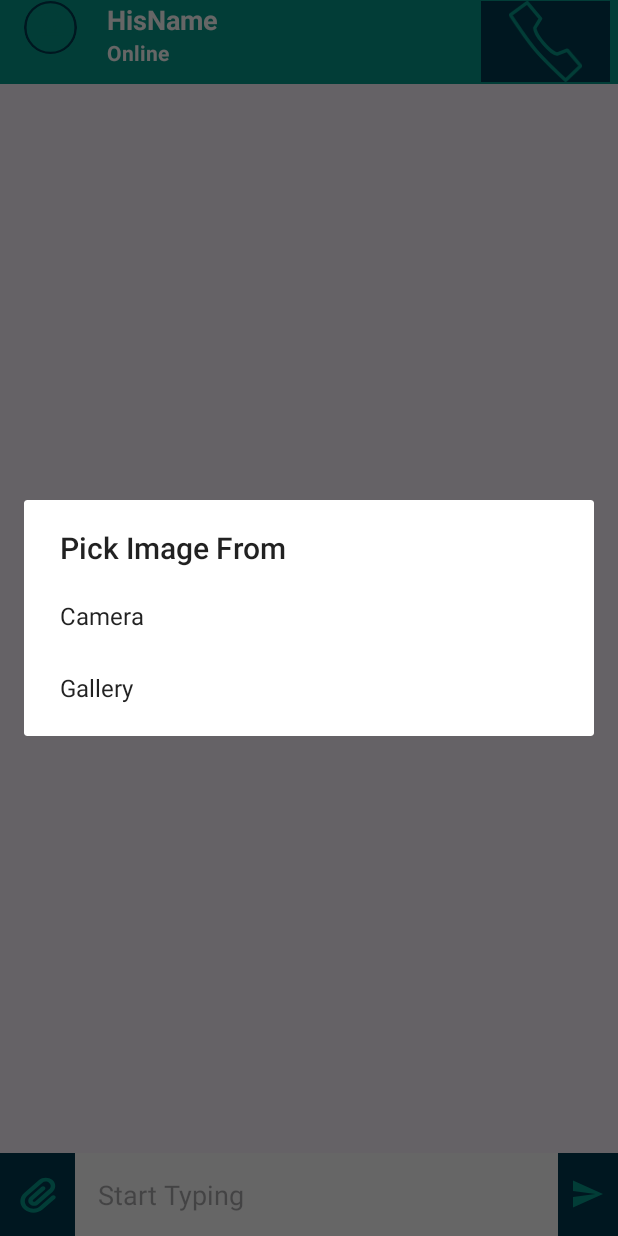
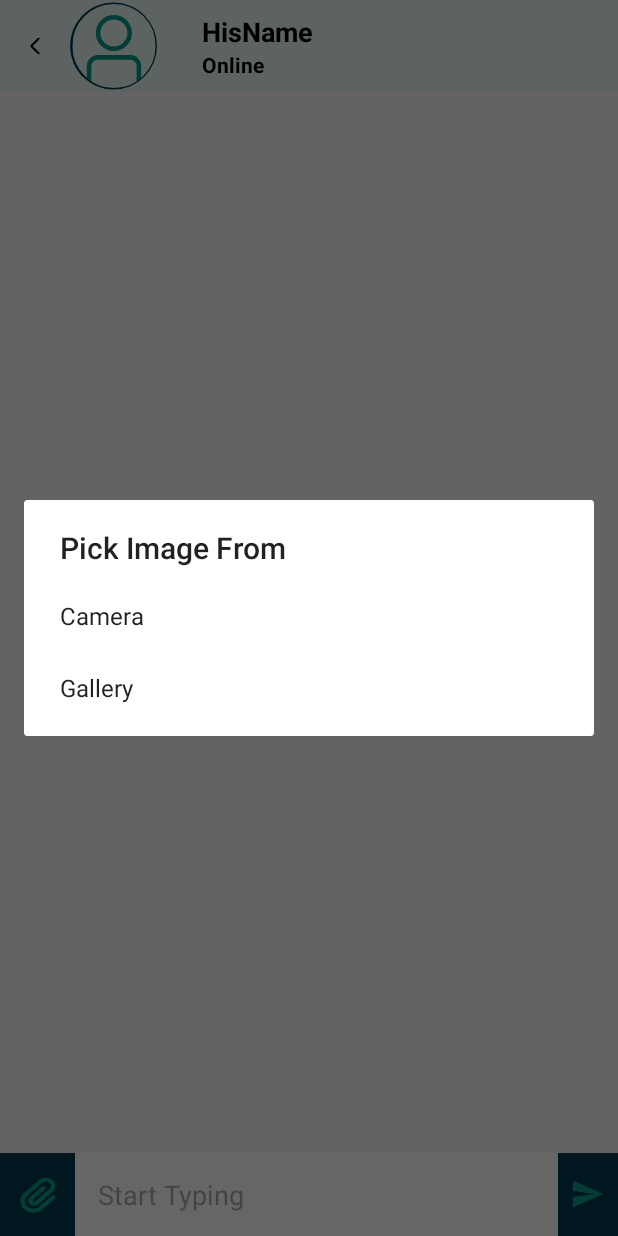
Before and after one commit to guillaume-rce/FitMap, an Android app: the ChatActivity screen opened directly, with no data from a screen before it, after a tap on an icon or button, on a phone screen of 412 x 824 dp. Run offline under Robolectric (Android 15) with nearby library versions, the light colour scheme and no system bars; our stand-ins replace CircleImageView, Firebase (no records; nobody signed in at launch, a user with empty details on screens opened directly); pictures from the network do not load.

Commit message:
amelioration des icones

```diff
--- a/app/src/main/java/com/oniverse/fitmap/ChatActivity.java
+++ b/app/src/main/java/com/oniverse/fitmap/ChatActivity.java
@@ -58,7 +58,7 @@ import java.util.List;
 public class ChatActivity extends AppCompatActivity {
     Toolbar toolbar;
     RecyclerView recyclerView;
-    ImageView profile, block;
+    ImageView profile;
     TextView name, userstatus;
     EditText msg;
     ImageButton send, attach;
@@ -78,7 +78,6 @@ public class ChatActivity extends AppCompatActivity {
     FirebaseDatabase firebaseDatabase;
     DatabaseReference users;
     boolean notify = false;
-    boolean isBlocked = false;
 
     @Override
     protected void onCreate(Bundle savedInstanceState) {
@@ -93,7 +92,6 @@ public class ChatActivity extends AppCompatActivity {
         msg = findViewById(R.id.messaget);
         send = findViewById(R.id.sendmsg);
         attach = findViewById(R.id.attachbtn);
-        block = findViewById(R.id.block);
         LinearLayoutManager linearLayoutManager = new LinearLayoutManager(this);
         linearLayoutManager.setStackFromEnd(true);
         recyclerView = findViewById(R.id.chatrecycle);
--- a/app/src/main/java/com/oniverse/fitmap/adapter/AdapterChatList.java
+++ b/app/src/main/java/com/oniverse/fitmap/adapter/AdapterChatList.java
@@ -75,7 +75,7 @@ public class AdapterChatList extends RecyclerView.Adapter<AdapterChatList.Myhold
         String username = usersList.get(position).getName();
         String lastmess = lastMessageMap.get(hisuid);
         holder.name.setText(username);
-        holder.block.setImageResource(R.drawable.ic_phone);
+        holder.block.setImageResource(R.drawable.unlock);
 
         // if no last message then Hide the layout
         if (lastmess == null || lastmess.equals("default")) {
--- a/app/src/main/java/com/oniverse/fitmap/models/ChatListFragment.java
+++ b/app/src/main/java/com/oniverse/fitmap/models/ChatListFragment.java
@@ -67,7 +67,7 @@ public class ChatListFragment extends Fragment {
                 // Lancez une nouvelle activité ou un fragment pour la conversation
                 // Vous devez remplacer "UID_DU_NOUVEL_INTERLOCUTEUR" par l'UID réel de l'interlocuteur
                 Intent intent = new Intent(getActivity(), ChatActivity.class);
-                intent.putExtra("uid", "3fkv4QILpNetKL0OH0lrpmB7iFI3");
+                intent.putExtra("uid", "6uMHqSXKgeM3QVQunehySeO26Iy1");
                 startActivity(intent);
             }
         });
--- a/app/src/main/res/layout/activity_chat.xml
+++ b/app/src/main/res/layout/activity_chat.xml
@@ -8,71 +8,16 @@
     android:backgroundTint="@color/background_tint"
     tools:context=".ChatActivity">
 
-    <androidx.appcompat.widget.Toolbar
+    <include
         android:id="@+id/toolbar"
+        layout="@layout/chat_banner"
         android:layout_width="match_parent"
-        android:layout_height="?android:attr/actionBarSize"
-        android:background="@color/greenDark"
-        android:theme="@style/ThemeOverlay.AppCompat.Dark.ActionBar">
-
-        <LinearLayout
-            android:layout_width="match_parent"
-            android:layout_height="wrap_content"
-            android:orientation="horizontal">
-
-            <de.hdodenhof.circleimageview.CircleImageView
-                android:id="@+id/profiletv"
-                android:layout_width="35dp"
-                android:layout_height="35dp"
-                android:scaleType="centerCrop"
-                android:src="@drawable/ic_profile"
-                app:civ_circle_background_color="@color/background_tint" />
-
-            <LinearLayout
-                android:layout_width="wrap_content"
-                android:layout_height="wrap_content"
-                android:layout_marginStart="20dp"
-                android:layout_marginLeft="20dp"
-                android:layout_weight="1"
-                android:gravity="center"
-                android:orientation="vertical">
-
-                <TextView
-                    android:id="@+id/nameptv"
-                    android:layout_width="match_parent"
-                    android:layout_height="wrap_content"
-                    android:layout_weight="1"
-                    android:text="HisName"
-                    android:textColor="@color/white"
-                    android:textSize="18sp"
-                    android:textStyle="bold" />
-
-                <TextView
-                    android:id="@+id/onlinetv"
-                    android:layout_width="match_parent"
-                    android:layout_height="wrap_content"
-                    android:text="Online"
-                    android:textColor="@color/white"
-                    android:textStyle="bold" />
-
-            </LinearLayout>
-
-            <ImageView
-                android:id="@+id/block"
-                android:layout_width="86dp"
-                android:layout_height="54dp"
-                android:layout_gravity="center_vertical"
-                android:background="@color/blue"
-                android:layout_marginEnd="5dp"
-                android:src="@drawable/ic_phone" />
-        </LinearLayout>
-
-    </androidx.appcompat.widget.Toolbar>
+        android:layout_height="61dp" />
 
     <androidx.recyclerview.widget.RecyclerView
         android:id="@+id/chatrecycle"
         android:layout_width="match_parent"
-        android:layout_height="wrap_content"
+        android:layout_height="618dp"
         android:layout_above="@id/chatlayout"
         android:layout_below="@id/toolbar" />
 
--- a/app/src/main/res/layout/chat_profile_banner.xml
+++ b/app/src/main/res/layout/chat_banner.xml
@@ -12,43 +12,54 @@
 
     <ImageButton
         android:id="@+id/returnButton"
-        android:layout_width="0dp"
+        android:layout_width="46dp"
         android:layout_height="match_parent"
         android:layout_weight="1"
+        android:adjustViewBounds="true"
         android:backgroundTint="#00FFFFFF"
+        android:contentDescription="@string/logoDesc"
         android:scaleType="fitCenter"
-        android:adjustViewBounds="true"
-        app:srcCompat="@drawable/returnbutton"
-        android:contentDescription="@string/logoDesc" />
+        app:srcCompat="@drawable/returnbutton" />
 
-    <ImageButton
-        android:id="@+id/profileimage"
-        android:layout_width="0dp"
+    <de.hdodenhof.circleimageview.CircleImageView
+        android:id="@+id/profiletv"
+        android:layout_width="58dp"
         android:layout_height="match_parent"
+        android:scaleType="centerCrop"
+        android:src="@drawable/ic_profile"
+        app:civ_circle_background_color="@color/background_tint" />
+
+    <LinearLayout
+        android:layout_width="wrap_content"
+        android:layout_height="wrap_content"
+        android:layout_marginStart="20dp"
+        android:layout_marginLeft="20dp"
         android:layout_weight="1"
-        android:backgroundTint="#00FFFFFF"
-        android:scaleType="fitCenter"
-        android:adjustViewBounds="true"
-        app:srcCompat="@drawable/ic_profile"
-        android:contentDescription="@string/logoDesc" />
-    <LinearLayout
-        android:layout_width="0dp"
-        android:layout_height="match_parent"
-        android:layout_weight="3"
-        android:padding="15dp" >
+        android:gravity="center"
+        android:orientation="vertical">
 
         <TextView
-            android:id="@+id/usernameView"
+            android:id="@+id/nameptv"
+            android:layout_width="284dp"
+            android:layout_height="wrap_content"
+            android:layout_weight="1"
+            android:text="HisName"
+            android:textColor="@color/black"
+            android:paddingStart="10dp"
+            android:textSize="18sp"
+            android:textStyle="bold" />
+
+        <TextView
+            android:id="@+id/onlinetv"
             android:layout_width="match_parent"
-            android:layout_height="match_parent"
-            android:iconifiedByDefault="false"
-            android:queryHint="Search"
-            android:gravity="start|center"
-            android:textStyle="bold"
-            android:textSize="25sp"
-            android:text="@string/profile_username"/>
+            android:layout_height="wrap_content"
+            android:text="Online"
+            android:paddingStart="10dp"
+            android:textColor="@color/black"
+            android:textStyle="bold" />
 
     </LinearLayout>
+
     <ImageButton
         android:id="@+id/callbutton"
         android:layout_width="0dp"
--- a/app/src/main/res/values-night/themes.xml
+++ /dev/null
@@ -1,7 +0,0 @@
-<resources xmlns:tools="http://schemas.android.com/tools">
-    <!-- Base application theme. -->
-    <style name="Base.Theme.FitMap" parent="Theme.Material3.DayNight.NoActionBar">
-        <!-- Customize your dark theme here. -->
-        <!-- <item name="colorPrimary">@color/my_dark_primary</item> -->
-    </style>
-</resources>
```
Also changed, not shown: app/src/main/res/layout/row_chat_left.xml (+4 -9 lines), app/src/main/res/layout/row_chatlist.xml (+11 -8 lines), app/src/main/res/drawable/block.png (added), app/src/main/res/drawable/seen.png (added), app/src/main/res/drawable/unlock.png (added).
